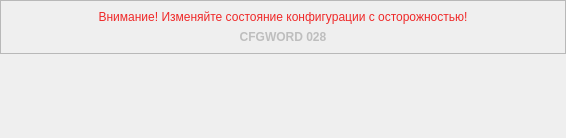
Before: the Qt Designer form app/ui/config028.ui in ntsfv/flasher, drawn with Qt 5.
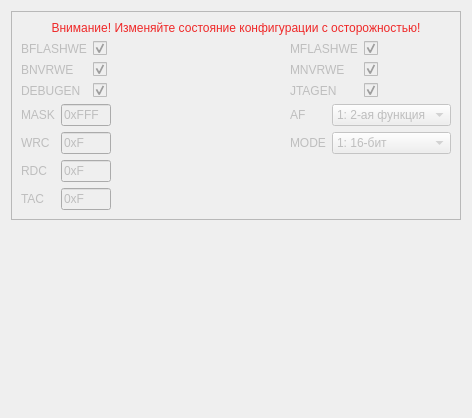
After: the same form once the commit is applied.

Patch:
```diff
--- a/app/ui/config028.ui
+++ b/app/ui/config028.ui
@@ -6,26 +6,14 @@
    <rect>
     <x>0</x>
     <y>0</y>
-    <width>566</width>
-    <height>138</height>
+    <width>472</width>
+    <height>418</height>
    </rect>
   </property>
   <property name="windowTitle">
    <string>Form</string>
   </property>
   <layout class="QVBoxLayout" name="verticalLayout_2">
-   <property name="leftMargin">
-    <number>0</number>
-   </property>
-   <property name="topMargin">
-    <number>0</number>
-   </property>
-   <property name="rightMargin">
-    <number>0</number>
-   </property>
-   <property name="bottomMargin">
-    <number>0</number>
-   </property>
    <item>
     <widget class="QFrame" name="tconfig_frm_cfg">
      <property name="enabled">
@@ -38,18 +26,6 @@
       <enum>QFrame::Raised</enum>
      </property>
      <layout class="QVBoxLayout" name="verticalLayout">
-      <property name="leftMargin">
-       <number>9</number>
-      </property>
-      <property name="topMargin">
-       <number>9</number>
-      </property>
-      <property name="rightMargin">
-       <number>9</number>
-      </property>
-      <property name="bottomMargin">
-       <number>9</number>
-      </property>
       <item>
        <widget class="QLabel" name="lbl_warn0">
         <property name="text">
@@ -64,14 +40,290 @@
        </widget>
       </item>
       <item>
-       <widget class="QLabel" name="lbl_cfgword">
-        <property name="text">
-         <string>&lt;html&gt;&lt;head/&gt;&lt;body&gt;&lt;p&gt;&lt;span style=&quot; font-weight:600;&quot;&gt;CFGWORD 028&lt;/span&gt;&lt;/p&gt;&lt;/body&gt;&lt;/html&gt;</string>
-        </property>
-        <property name="alignment">
-         <set>Qt::AlignCenter</set>
-        </property>
-       </widget>
+       <layout class="QGridLayout" name="grid_cfgword">
+        <item row="1" column="0">
+         <layout class="QFormLayout" name="form_col0row1">
+          <item row="0" column="0">
+           <widget class="QLabel" name="lbl_mask">
+            <property name="toolTip">
+             <string>&lt;html&gt;&lt;head/&gt;&lt;body&gt;&lt;p align=&quot;justify&quot;&gt;0 - запрещение записи и стирания основной области Flash-памяти&lt;/p&gt;&lt;p align=&quot;justify&quot;&gt;1 - разрешение записи и стирания основной области Flash-памяти&lt;/p&gt;&lt;/body&gt;&lt;/html&gt;</string>
+            </property>
+            <property name="text">
+             <string>MASK</string>
+            </property>
+           </widget>
+          </item>
+          <item row="0" column="1">
+           <widget class="QLineEdit" name="ledit_mask">
+            <property name="maximumSize">
+             <size>
+              <width>50</width>
+              <height>16777215</height>
+             </size>
+            </property>
+            <property name="text">
+             <string>0xFFF</string>
+            </property>
+           </widget>
+          </item>
+          <item row="1" column="0">
+           <widget class="QLabel" name="lbl_wrc">
+            <property name="toolTip">
+             <string>&lt;html&gt;&lt;head/&gt;&lt;body&gt;&lt;p align=&quot;justify&quot;&gt;0 - запрещение записи и стирания основной области Flash-памяти&lt;/p&gt;&lt;p align=&quot;justify&quot;&gt;1 - разрешение записи и стирания основной области Flash-памяти&lt;/p&gt;&lt;/body&gt;&lt;/html&gt;</string>
+            </property>
+            <property name="text">
+             <string>WRC</string>
+            </property>
+           </widget>
+          </item>
+          <item row="1" column="1">
+           <widget class="QLineEdit" name="ledit_wrc">
+            <property name="maximumSize">
+             <size>
+              <width>50</width>
+              <height>16777215</height>
+             </size>
+            </property>
+            <property name="text">
+             <string>0xF</string>
+            </property>
+           </widget>
+          </item>
+          <item row="2" column="0">
+           <widget class="QLabel" name="lbl_rdc">
+            <property name="toolTip">
+             <string>&lt;html&gt;&lt;head/&gt;&lt;body&gt;&lt;p align=&quot;justify&quot;&gt;0 - запрещение записи и стирания основной области Flash-памяти&lt;/p&gt;&lt;p align=&quot;justify&quot;&gt;1 - разрешение записи и стирания основной области Flash-памяти&lt;/p&gt;&lt;/body&gt;&lt;/html&gt;</string>
+            </property>
+            <property name="text">
+             <string>RDC</string>
+            </property>
+           </widget>
+          </item>
+          <item row="2" column="1">
+           <widget class="QLineEdit" name="ledit_rdc">
+            <property name="maximumSize">
+             <size>
+              <width>50</width>
+              <height>16777215</height>
+             </size>
+            </property>
+            <property name="text">
+             <string>0xF</string>
+            </property>
+           </widget>
+          </item>
+          <item row="3" column="0">
+           <widget class="QLabel" name="lbl_tac">
+            <property name="toolTip">
+             <string>&lt;html&gt;&lt;head/&gt;&lt;body&gt;&lt;p align=&quot;justify&quot;&gt;0 - запрещение записи и стирания основной области Flash-памяти&lt;/p&gt;&lt;p align=&quot;justify&quot;&gt;1 - разрешение записи и стирания основной области Flash-памяти&lt;/p&gt;&lt;/body&gt;&lt;/html&gt;</string>
+            </property>
+            <property name="text">
+             <string>TAC</string>
+            </property>
+           </widget>
+          </item>
+          <item row="3" column="1">
+           <widget class="QLineEdit" name="ledit_tac">
+            <property name="maximumSize">
+             <size>
+              <width>50</width>
+              <height>16777215</height>
+             </size>
+            </property>
+            <property name="text">
+             <string>0xF</string>
+            </property>
+           </widget>
+          </item>
+         </layout>
+        </item>
+        <item row="0" column="0">
+         <layout class="QFormLayout" name="form_col0row0">
+          <item row="0" column="0">
+           <widget class="QLabel" name="lbl_bflashwe">
+            <property name="toolTip">
+             <string>&lt;html&gt;&lt;head/&gt;&lt;body&gt;&lt;p align=&quot;justify&quot;&gt;0 - запрещение записи и стирания основной области BFLASH&lt;/p&gt;&lt;p align=&quot;justify&quot;&gt;1 - разрешение записи и стирания основной области BFLASH&lt;/p&gt;&lt;/body&gt;&lt;/html&gt;</string>
+            </property>
+            <property name="text">
+             <string>BFLASHWE</string>
+            </property>
+           </widget>
+          </item>
+          <item row="0" column="1">
+           <widget class="QCheckBox" name="chbox_bflashwe">
+            <property name="text">
+             <string/>
+            </property>
+            <property name="checked">
+             <bool>true</bool>
+            </property>
+           </widget>
+          </item>
+          <item row="1" column="0">
+           <widget class="QLabel" name="lbl_bnvrwe">
+            <property name="toolTip">
+             <string>&lt;html&gt;&lt;head/&gt;&lt;body&gt;&lt;p align=&quot;justify&quot;&gt;0 - запрещение записи и стирания NVR области BFLASH&lt;/p&gt;&lt;p align=&quot;justify&quot;&gt;1 - разрешение записи и стирания NVR области BFLASH&lt;/p&gt;&lt;/body&gt;&lt;/html&gt;</string>
+            </property>
+            <property name="text">
+             <string>BNVRWE</string>
+            </property>
+           </widget>
+          </item>
+          <item row="1" column="1">
+           <widget class="QCheckBox" name="chbox_bnvrwe">
+            <property name="text">
+             <string/>
+            </property>
+            <property name="checked">
+             <bool>true</bool>
+            </property>
+           </widget>
+          </item>
+          <item row="2" column="0">
+           <widget class="QLabel" name="lbl_debugen">
+            <property name="toolTip">
+             <string>&lt;html&gt;&lt;head/&gt;&lt;body&gt;&lt;p&gt;0 - запрещение работы функции отладки внутри ядра&lt;/p&gt;&lt;p&gt;1 - разрешение работы функции отладки внутри ядра&lt;/p&gt;&lt;/body&gt;&lt;/html&gt;</string>
+            </property>
+            <property name="text">
+             <string>DEBUGEN</string>
+            </property>
+           </widget>
+          </item>
+          <item row="2" column="1">
+           <widget class="QCheckBox" name="chbox_debugen">
+            <property name="text">
+             <string/>
+            </property>
+            <property name="checked">
+             <bool>true</bool>
+            </property>
+           </widget>
+          </item>
+         </layout>
+        </item>
+        <item row="0" column="1">
+         <layout class="QFormLayout" name="form_col1row0">
+          <item row="0" column="0">
+           <widget class="QLabel" name="lbl_mflashwe">
+            <property name="toolTip">
+             <string>&lt;html&gt;&lt;head/&gt;&lt;body&gt;&lt;p align=&quot;justify&quot;&gt;0 - запрещение записи и стирания основной области MFLASH&lt;/p&gt;&lt;p align=&quot;justify&quot;&gt;1 - разрешение записи и стирания основной области MFLASH&lt;/p&gt;&lt;/body&gt;&lt;/html&gt;</string>
+            </property>
+            <property name="text">
+             <string>MFLASHWE</string>
+            </property>
+           </widget>
+          </item>
+          <item row="0" column="1">
+           <widget class="QCheckBox" name="chbox_mflashwe">
+            <property name="text">
+             <string/>
+            </property>
+            <property name="checked">
+             <bool>true</bool>
+            </property>
+           </widget>
+          </item>
+          <item row="1" column="0">
+           <widget class="QLabel" name="lbl_mnvrwe">
+            <property name="toolTip">
+             <string>&lt;html&gt;&lt;head/&gt;&lt;body&gt;&lt;p align=&quot;justify&quot;&gt;0 - запрещение записи и стирания NVR области MFLASH&lt;/p&gt;&lt;p align=&quot;justify&quot;&gt;1 - разрешение записи и стирания NVR области MFLASH&lt;/p&gt;&lt;/body&gt;&lt;/html&gt;</string>
+            </property>
+            <property name="text">
+             <string>MNVRWE</string>
+            </property>
+           </widget>
+          </item>
+          <item row="1" column="1">
+           <widget class="QCheckBox" name="chbox_mnvrwe">
+            <property name="text">
+             <string/>
+            </property>
+            <property name="checked">
+             <bool>true</bool>
+            </property>
+           </widget>
+          </item>
+          <item row="2" column="0">
+           <widget class="QLabel" name="lbl_jtagen">
+            <property name="toolTip">
+             <string>&lt;html&gt;&lt;head/&gt;&lt;body&gt;&lt;p&gt;0 - запрещение работы JTAG/SWD функции пина&lt;/p&gt;&lt;p align=&quot;justify&quot;&gt;1 - разрешение работы JTAG/SWD функции пина&lt;/p&gt;&lt;/body&gt;&lt;/html&gt;</string>
+            </property>
+            <property name="text">
+             <string>JTAGEN</string>
+            </property>
+           </widget>
+          </item>
+          <item row="2" column="1">
+           <widget class="QCheckBox" name="chbox_jtagen">
+            <property name="text">
+             <string/>
+            </property>
+            <property name="checked">
+             <bool>true</bool>
+            </property>
+           </widget>
+          </item>
+         </layout>
+        </item>
+        <item row="1" column="1">
+         <layout class="QFormLayout" name="form_col1row1">
+          <item row="0" column="0">
+           <widget class="QLabel" name="lbl_af">
+            <property name="toolTip">
+             <string>&lt;html&gt;&lt;head/&gt;&lt;body&gt;&lt;p align=&quot;justify&quot;&gt;0 - запрещение записи и стирания основной области Flash-памяти&lt;/p&gt;&lt;p align=&quot;justify&quot;&gt;1 - разрешение записи и стирания основной области Flash-памяти&lt;/p&gt;&lt;/body&gt;&lt;/html&gt;</string>
+            </property>
+            <property name="text">
+             <string>AF</string>
+            </property>
+           </widget>
+          </item>
+          <item row="0" column="1">
+           <widget class="QComboBox" name="combo_af">
+            <property name="currentIndex">
+             <number>1</number>
+            </property>
+            <item>
+             <property name="text">
+              <string>0: 1-ая функция</string>
+             </property>
+            </item>
+            <item>
+             <property name="text">
+              <string>1: 2-ая функция</string>
+             </property>
+            </item>
+           </widget>
+          </item>
+          <item row="1" column="0">
+           <widget class="QLabel" name="lbl_mode">
+            <property name="toolTip">
+             <string>&lt;html&gt;&lt;head/&gt;&lt;body&gt;&lt;p align=&quot;justify&quot;&gt;0 - запрещение записи и стирания основной области Flash-памяти&lt;/p&gt;&lt;p align=&quot;justify&quot;&gt;1 - разрешение записи и стирания основной области Flash-памяти&lt;/p&gt;&lt;/body&gt;&lt;/html&gt;</string>
+            </property>
+            <property name="text">
+             <string>MODE</string>
+            </property>
+           </widget>
+          </item>
+          <item row="1" column="1">
+           <widget class="QComboBox" name="combo_mode">
+            <property name="currentIndex">
+             <number>1</number>
+            </property>
+            <item>
+             <property name="text">
+              <string>0: 8-бит</string>
+             </property>
+            </item>
+            <item>
+             <property name="text">
+              <string>1: 16-бит</string>
+             </property>
+            </item>
+           </widget>
+          </item>
+         </layout>
+        </item>
+       </layout>
       </item>
      </layout>
     </widget>
```
